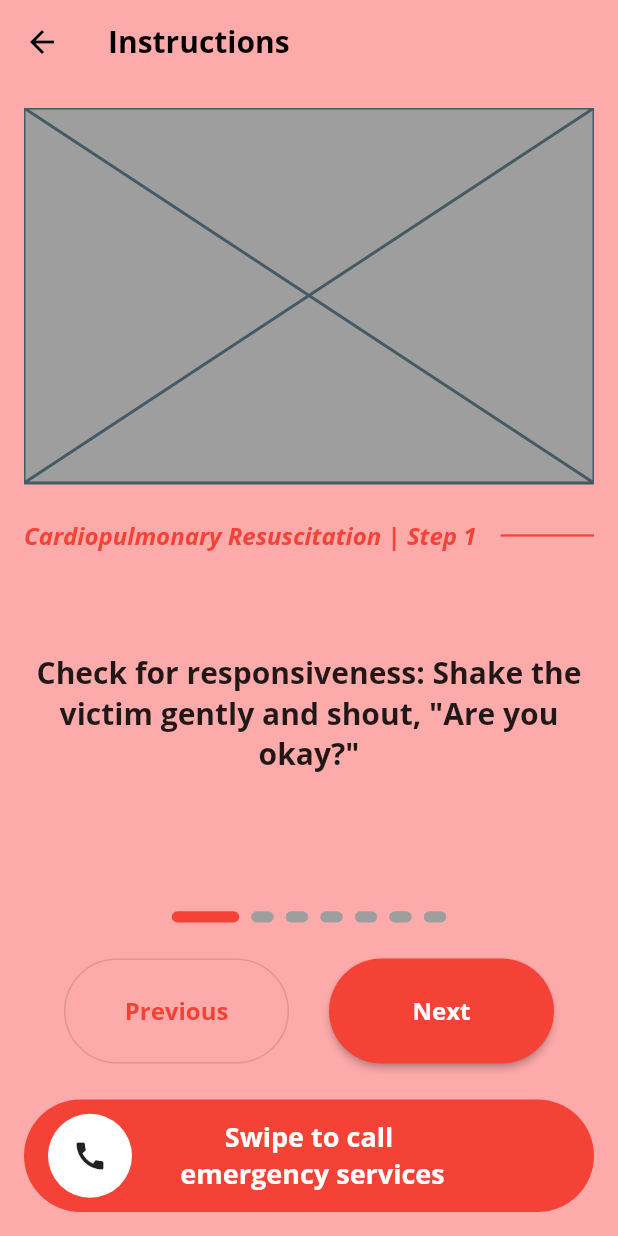
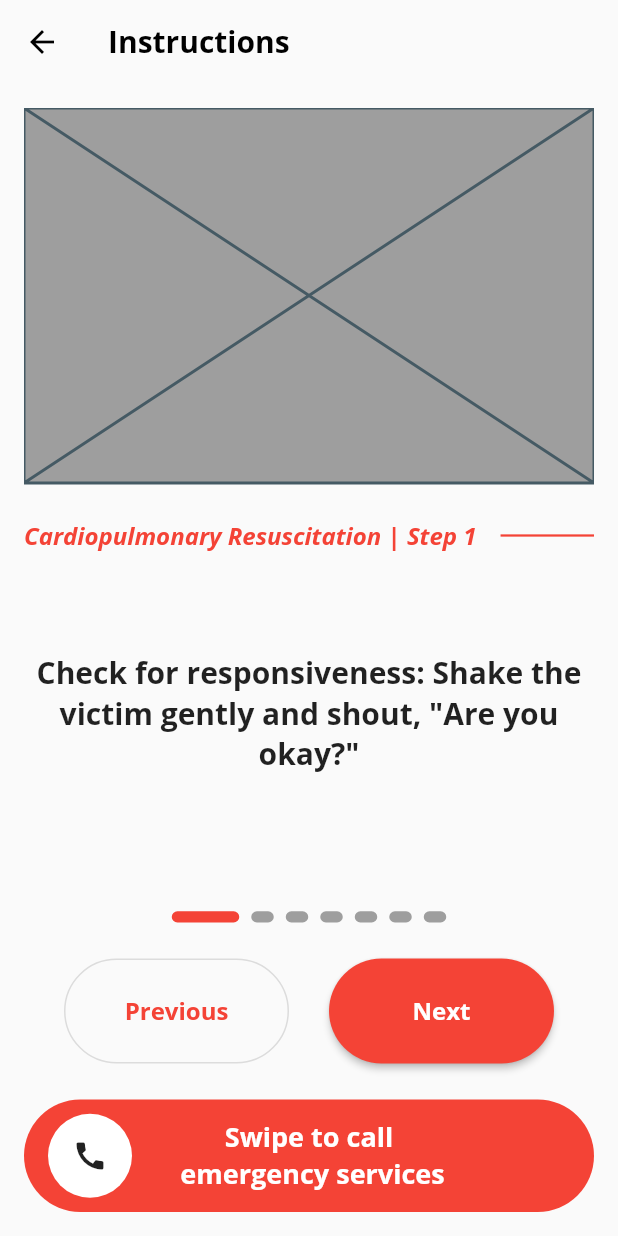
Before and after one commit to tanshaochong/Lifeline, a Flutter app: the EmergencyPage screen opened directly, after a tap on "Cardiopulmonary Resuscitation", on a phone screen of 412 x 824 dp. Run offline on Flutter 3.47's test engine with Material 2 defaults, Android fonts, the phone set to English and light mode, and no system bars; drawn by our look-alikes of carousel_slider, slide_to_act, smooth_page_indicator; our stand-ins replace firebase_auth, firebase_core, flutter_widget_from_html, google_fonts, google_maps_flutter, google_sign_in and 3 more; missing offline and left inert: flutter_polyline_points; accounts and stored records are empty.

Commit message:
Change styling

```diff
--- a/lib/emergency.dart
+++ b/lib/emergency.dart
@@ -93,6 +93,10 @@ class _EmergencyPageState extends State<EmergencyPage> {
                   itemCount: emergencyList.length,
                   itemBuilder: (context, index) {
                     return Card(
+                      shape: RoundedRectangleBorder(
+                        borderRadius: BorderRadius.circular(25),
+                      ),
+                      color: Colors.grey.shade50,
                       child: ListTile(
                         onTap: () {
                           Navigator.push(
@@ -105,9 +109,20 @@ class _EmergencyPageState extends State<EmergencyPage> {
                                     )),
                           );
                         },
-                        // leading: FlutterLogo(),
-                        title: Text(emergencyList[index].name),
+                        title: Text(
+                          emergencyList[index].name,
+                          style: const TextStyle(
+                            fontSize: 18,
+                            fontWeight: FontWeight.bold,
+                          ),
+                        ),
+                        subtitle: Text(
+                            '${emergencyList[index].instructions.length} Steps'),
                         trailing: const Icon(Icons.more_vert),
+                        contentPadding: const EdgeInsets.symmetric(
+                          horizontal: 16,
+                          vertical: 8,
+                        ),
                       ),
                     );
                   }),
--- a/lib/instructions.dart
+++ b/lib/instructions.dart
@@ -25,7 +25,7 @@ class _InstructionsPageState extends State<InstructionsPage> {
   @override
   Widget build(BuildContext context) {
     return Scaffold(
-      backgroundColor: const Color(0xfffdaaaa),
+      backgroundColor: Colors.grey.shade50,
       appBar: AppBar(
         title: const Text(
           'Instructions',
@@ -44,7 +44,7 @@ class _InstructionsPageState extends State<InstructionsPage> {
         margin: const EdgeInsets.all(8),
         padding: const EdgeInsets.all(8),
         width: MediaQuery.of(context).size.width,
-        decoration: const BoxDecoration(color: Color(0xfffdaaaa)),
+        decoration: BoxDecoration(color: Colors.grey.shade50),
         child: Column(
           crossAxisAlignment: CrossAxisAlignment.center,
           mainAxisSize: MainAxisSize.max,
```
